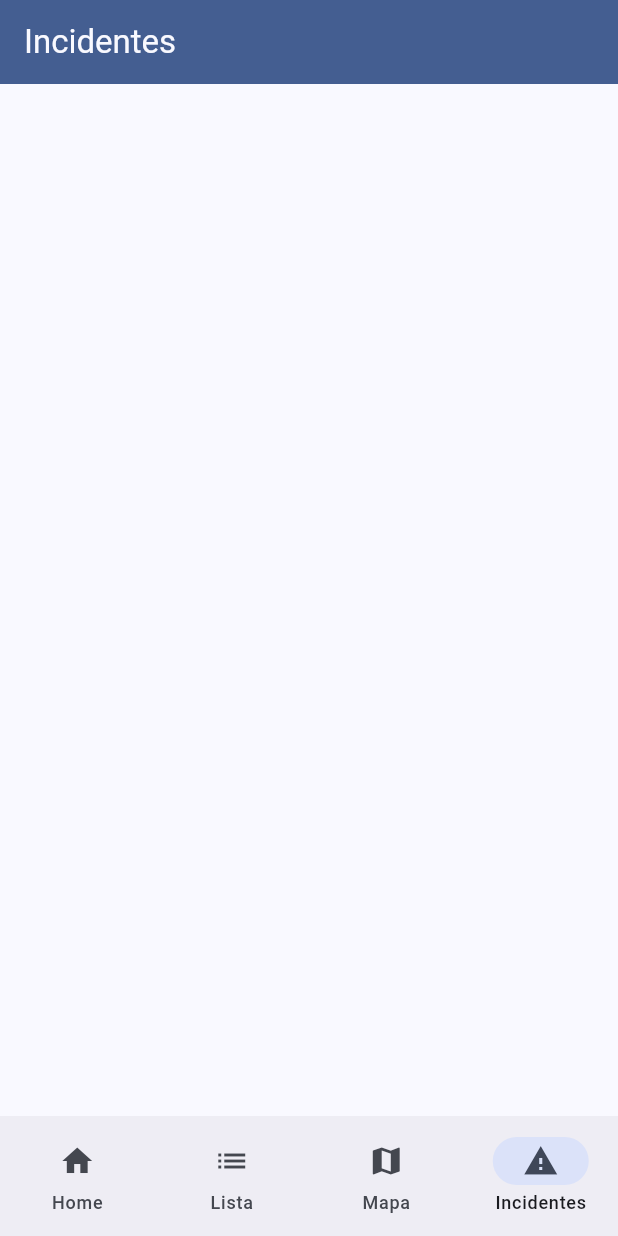
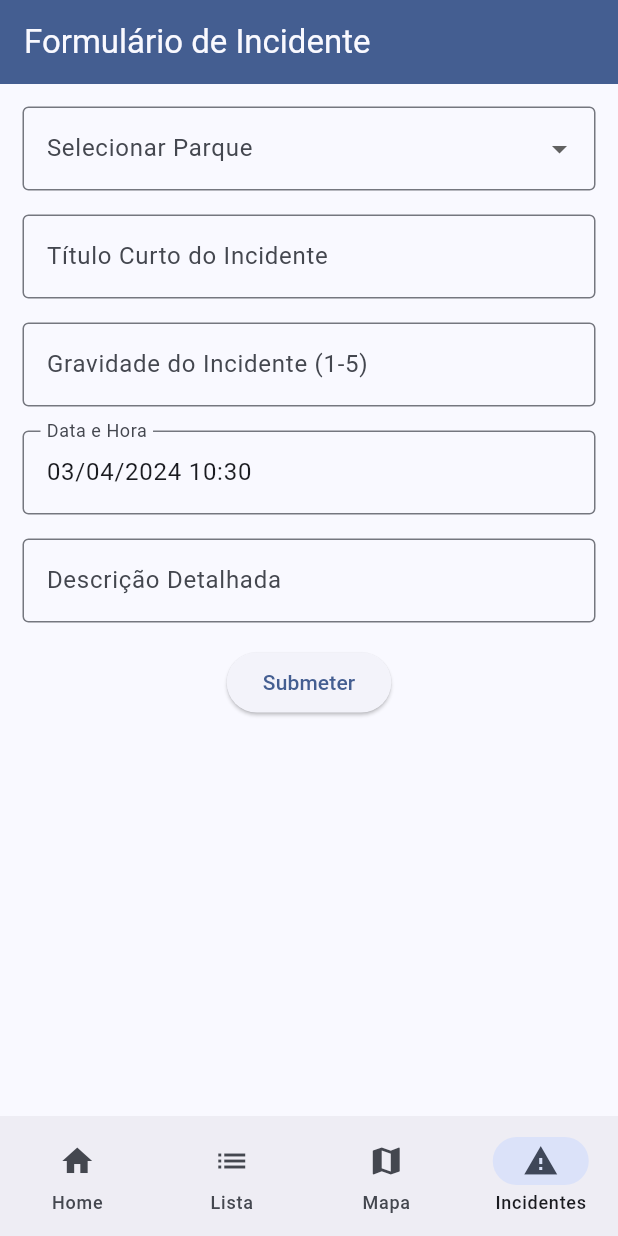
Before and after one commit to FilipeOliveira03/CompMovel-2023-2024, a Flutter app: the screen it shows after launch, item 4 of the bottom bar chosen, on a phone screen of 412 x 824 dp. Run offline on Flutter 3.47's test engine with Material 3 defaults, Android fonts, the phone set to English and light mode, and no system bars.

Commit message:
Mudei Incidente.dart Mudei ListaParques.dart Mudei ListParques.dart Mudei pages.dart Mudei parqueA.dart Mudei RegistoIncidentes.dart

```diff
--- a/lib/classes/Incidente.dart
+++ b/lib/classes/Incidente.dart
@@ -4,11 +4,12 @@ import 'package:flutter/material.dart';
 
 class Incidente{
 
+  String nomeParque;
   String tituloCurto;
   DateTime data;
   String descricaoDetalhada;
   int gravidade;
   String? assertImagem;
 
-  Incidente(this.tituloCurto ,this.data, this.descricaoDetalhada, this.gravidade, this.assertImagem);
+  Incidente(this.nomeParque, this.tituloCurto ,this.data, this.descricaoDetalhada, this.gravidade, this.assertImagem);
 }
--- a/lib/classes/ListParques.dart
+++ b/lib/classes/ListParques.dart
@@ -1,9 +1,49 @@
+import 'package:flutter/material.dart';
+
 import 'Parque.dart';
 
 class ListParques{
 
   String zona;
-  List<Parque> parques = [];
+  List<Parque> parques = [
+    Parque(
+      "Parque A",
+      DISPONIBILIDADE.PARCIALMENTE_LOTADO,
+      TIPOPARQUE.ESTRUTURA,
+      468,
+      564,
+      TimeOfDay(hour: 8, minute: 00),
+      TimeOfDay(hour: 22, minute: 00),
+      "Rua do Parque A",
+      1.30,
+      'assets/parqueA.jpg',
+    ),
+    Parque(
+      'Parque B',
+      DISPONIBILIDADE.LOTADO,
+      TIPOPARQUE.SUPERFICIE,
+      33,
+      3330,
+      TimeOfDay(hour: 9, minute: 0),
+      TimeOfDay(hour: 18, minute: 0),
+      'Morada do Parque B',
+      3.0,
+      'assert_imagem_b.jpg',
+    ),
+    Parque(
+      "Parque C",
+      DISPONIBILIDADE.PARCIALMENTE_LOTADO,
+      TIPOPARQUE.ESTRUTURA,
+      468,
+      564,
+      TimeOfDay(hour: 8, minute: 00),
+      TimeOfDay(hour: 22, minute: 00),
+      "Rua do Parque C",
+      1.30,
+      'assets/parqueC.jpg',
+    ),
+
+  ];
 
   ListParques(this.zona);
 }
--- a/lib/pages.dart
+++ b/lib/pages.dart
@@ -2,14 +2,17 @@ import 'package:flutter/material.dart';
 import 'package:proj_comp_movel/pages/parques/parqueA.dart';
 import 'package:proj_comp_movel/pages/parques/parqueB.dart';
 
+import 'classes/ListParques.dart';
 import 'pages/Dashboard.dart';
 import 'pages/ListaParques.dart';
 import 'pages/Mapa.dart';
 import 'pages/RegistoIncidentes.dart';
 
+final ListParques minhaListaParques = ListParques('Exemplo');
+
 final pages = [
   (title: 'Home', icon: Icons.home, widget: Dashboard()),
-  (title: 'Lista', icon: Icons.list, widget: ListaParques()),
+  (title: 'Lista', icon: Icons.list, widget: ListaParques(listaParques: minhaListaParques)),
   (title: 'Mapa', icon: Icons.map, widget: Mapa()),
   (title: 'Incidentes', icon: Icons.warning, widget: RegistoIncidentes()),
 ];
--- a/lib/pages/RegistoIncidentes.dart
+++ b/lib/pages/RegistoIncidentes.dart
@@ -1,14 +1,138 @@
-import 'package:flutter/cupertino.dart';
 import 'package:flutter/material.dart';
-import 'package:proj_comp_movel/pages.dart';
+import 'package:intl/intl.dart';
 
-class RegistoIncidentes extends StatelessWidget {
-  const RegistoIncidentes({super.key});
+import '../classes/Parque.dart';
+import '../pages.dart';
+
+class RegistoIncidentes extends StatefulWidget {
+  @override
+  _IncidenteFormScreenState createState() => _IncidenteFormScreenState();
+}
+
+class _IncidenteFormScreenState extends State<RegistoIncidentes> {
+  String? nomeParque;
+  String? tituloCurto;
+  int gravidade = 1;
+  DateTime data = DateTime.now(); // vem a data atual por defeito
+  TextEditingController dataController = TextEditingController();
+  String descricaoDetalhada = '';
+
+  final List<String> listaParques = [];
+
+
+  @override
+  void initState() {
+    super.initState();
+    dataController.text = DateFormat('dd/MM/yyyy HH:mm').format(data);
+    for (Parque parque in minhaListaParques.parques) {
+      listaParques.add(parque.nome);
+    }
+  }
+
+  Future<void> _selectDate(BuildContext context) async {
+    final DateTime? picked = await showDatePicker(
+      context: context,
+      initialDate: data,
+      firstDate: DateTime(2015, 8),
+      lastDate: DateTime(2034),
+    );
+    if (picked != null && picked != data) {
+      setState(() {
+        data = picked;
+        dataController.text = DateFormat('dd/MM/yyyy HH:mm').format(picked);
+      });
+    }
+  }
 
   @override
   Widget build(BuildContext context) {
     return Scaffold(
-      appBar: AppBar(title: Text(pages[3].title),),
+      appBar: AppBar(
+        title: Text('Formulário de Incidente'),
+      ),
+      body: Padding(
+        padding: EdgeInsets.all(15.0),
+        child: Column(
+          crossAxisAlignment: CrossAxisAlignment.start,
+          children: [
+            DropdownButtonFormField(
+              value: nomeParque,
+              items: listaParques.map((nomeParque) {
+                return DropdownMenuItem(
+                  value: nomeParque,
+                  child: Text(nomeParque),
+                );
+              }).toList(),
+              onChanged: (value) {
+                setState(() {
+                  nomeParque = value!;
+                });
+              },
+              decoration: InputDecoration(
+                labelText: 'Selecionar Parque',
+                border: OutlineInputBorder(),
+              ),
+            ),
+            SizedBox(height: 16.0),
+            TextFormField(
+              onChanged: (value) {
+                setState(() {
+                  tituloCurto = value;
+                });
+              },
+              decoration: InputDecoration(
+                labelText: 'Título Curto do Incidente',
+                border: OutlineInputBorder(),
+              ),
+            ),
+            SizedBox(height: 16.0),
+            TextFormField(
+              keyboardType: TextInputType.number,
+              onChanged: (value) {
+                setState(() {
+                  gravidade = int.tryParse(value) ?? 1;
+                });
+              },
+              decoration: InputDecoration(
+                labelText: 'Gravidade do Incidente (1-5)',
+                border: OutlineInputBorder(),
+              ),
+            ),
+            SizedBox(height: 16.0),
+            TextFormField(
+              controller: dataController,
+              readOnly: true,
+              onTap: () => _selectDate(context),
+              decoration: InputDecoration(
+                labelText: 'Data e Hora',
+                border: OutlineInputBorder(),
+              ),
+            ),
+            SizedBox(height: 16.0),
+            TextFormField(
+              onChanged: (value) {
+                setState(() {
+                  descricaoDetalhada = value;
+                });
+              },
+              maxLines: null,
+              decoration: InputDecoration(
+                labelText: 'Descrição Detalhada',
+                border: OutlineInputBorder(),
+              ),
+            ),
+            SizedBox(height: 16.0),
+            Center(
+              child: ElevatedButton(
+                onPressed: () {
+                  // Verificações
+                },
+                child: Text('Submeter'),
+              ),
+            ),
+          ],
+        ),
+      ),
     );
   }
 }
--- a/lib/pages/parques/parqueA.dart
+++ b/lib/pages/parques/parqueA.dart
@@ -33,6 +33,7 @@ class ParqueA extends StatelessWidget {
     );
 
     var incidente1 = Incidente(
+        "Parque A",
         "Buraco no chão",
         DateTime(2024, 3, 29, 8, 00),
         "Existe um buraco no chão enorme perto da zona de pagamento",
@@ -41,6 +42,7 @@ class ParqueA extends StatelessWidget {
     );
 
     var incidente2 = Incidente(
+        "Parque A",
         "Buraco no chão 2",
         DateTime(2024, 3, 29, 8, 00),
         "Existe um buraco no chão enorme perto da zona de pagamento",
@@ -146,7 +148,7 @@ class ParqueA extends StatelessWidget {
                                       child: Column(
                                         children: [
                                           Text(
-                                            parque.incidentes[index].tituloCurto,
+                                            parque.incidentes[index].nomeParque,
                                             style: TextStyle(
                                               fontWeight: FontWeight.bold,
                                               fontSize: 26,
@@ -239,7 +241,7 @@ class ParqueA extends StatelessWidget {
                             crossAxisAlignment: CrossAxisAlignment.start,
                             children: [
                               Text(
-                                parque.incidentes[index].tituloCurto,
+                                parque.incidentes[index].nomeParque,
                                 style: TextStyle(
                                   fontWeight: FontWeight.bold,
                                   fontSize: 16,
--- a/pubspec.yaml
+++ b/pubspec.yaml
@@ -30,6 +30,7 @@ environment:
 dependencies:
   flutter:
     sdk: flutter
+  intl: ^0.17.0
 
 
   # The following adds the Cupertino Icons font to your application.
```
Also changed, not shown: lib/pages/ListaParques.dart (+32 -25 lines), pubspec.lock.
